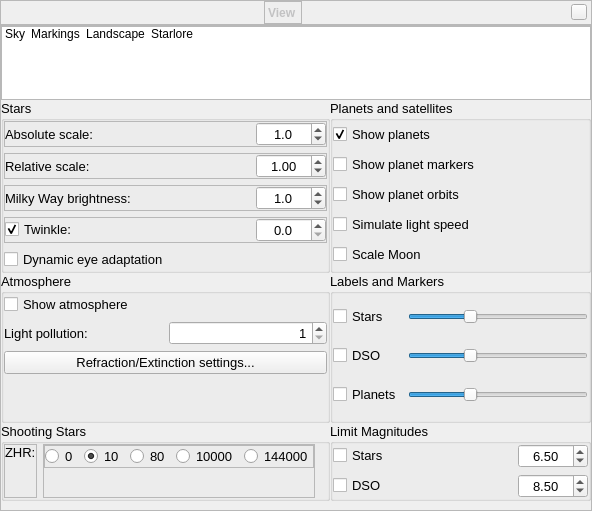
Before: the Qt Designer form src/gui/viewDialog.ui in 519984307/stellarium_src, drawn with Qt 5.
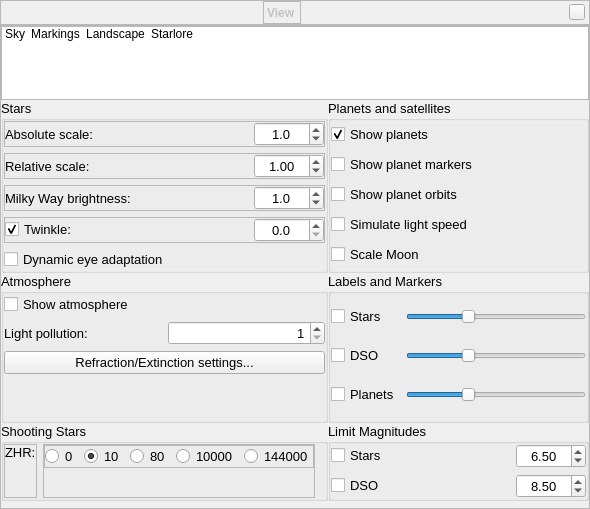
After: the same form once the commit is applied. Icons and pictures are not drawn. Custom widgets are drawn as their Qt base class.

Diff of the .ui file:
```diff
--- a/src/gui/viewDialog.ui
+++ b/src/gui/viewDialog.ui
@@ -6,8 +6,8 @@
    <rect>
     <x>0</x>
     <y>0</y>
-    <width>592</width>
-    <height>511</height>
+    <width>590</width>
+    <height>509</height>
    </rect>
   </property>
   <property name="font">
```
Left out of the diff: 4 changed lines with no effect on the pictures.
